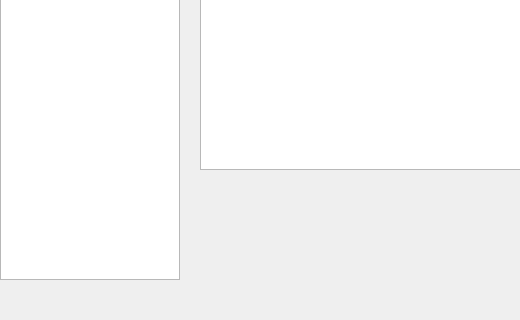
Above: wrt_plugin_lite_dialog_base.ui from ahmad-04/wrt_plugin_lite before the change; both pictures show x 0 to 520 and y 280 to 600 of the 860 by 600 pixel window. Below: the same form after it.
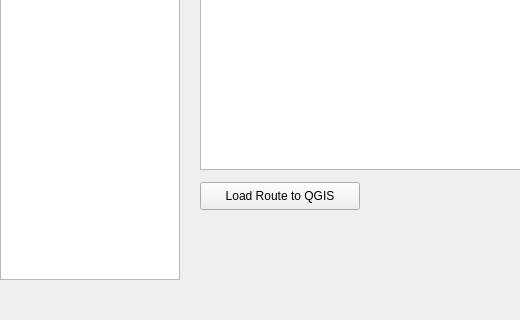
That is the form after the change. The open tabs and pages were chosen to show the change.

Commit message: feat: RouteVisualiser working - loads WRT JSON as line + graduated point layers

Patch:
```diff
--- a/wrt_plugin_lite_dialog_base.ui
+++ b/wrt_plugin_lite_dialog_base.ui
@@ -562,6 +562,33 @@
       <bool>true</bool>
      </property>
     </widget>
+    <widget class="QPushButton" name="btnLoadRoute">
+     <property name="geometry">
+        <rect>
+        <x>20</x>
+        <y>462</y>
+        <width>160</width>
+        <height>28</height>
+        </rect>
+        </property>
+        <property name="text">
+        <string>Load Route to QGIS</string>
+     </property>
+    </widget>
+
+    <widget class="QLabel" name="labelRouteSummary">
+        <property name="geometry">
+            <rect>
+            <x>190</x>
+            <y>462</y>
+            <width>450</width>
+            <height>28</height>
+            </rect>
+            </property>
+            <property name="text">
+            <string></string>
+        </property>
+    </widget>
    </widget>
   </widget>
 
```
Left out of the diff: 1 changed line with no effect on the pictures. The commit also changes 3 other files.
